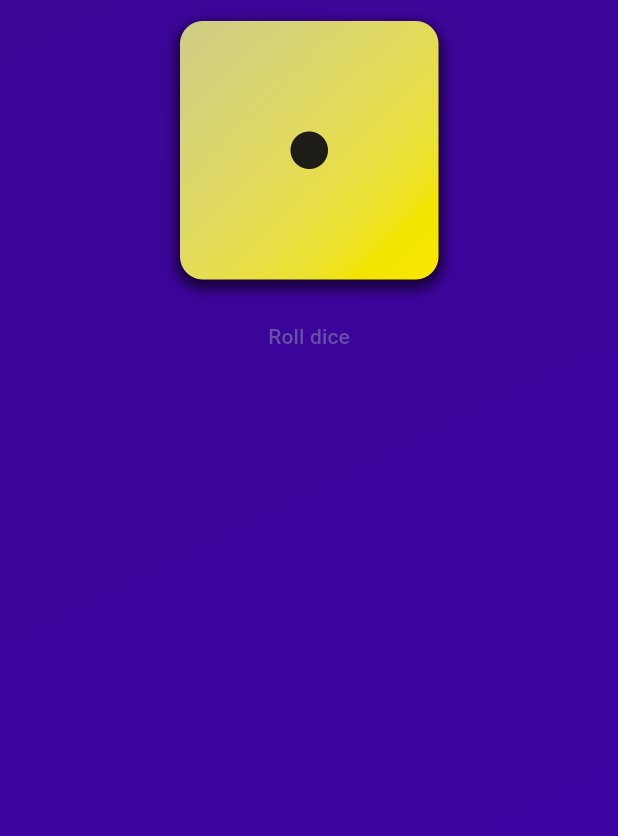
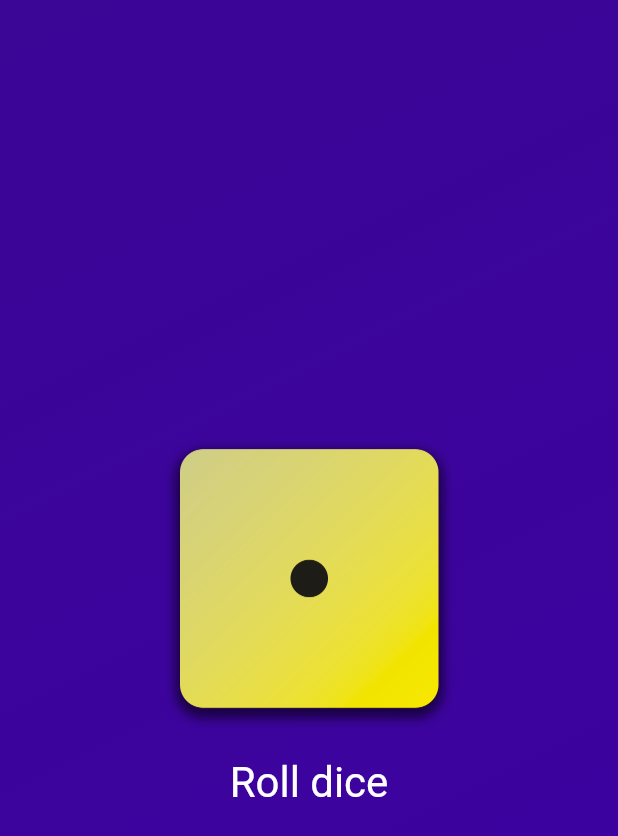
Before and after one commit to kotokotodonabe/flutter-first-app, a Flutter app: the screen it shows after launch, on a phone screen of 412 x 824 dp. Shown: the top 836 px of the screen. Run offline on Flutter 3.47's test engine with Material 3 defaults, Android fonts, the phone set to English and light mode, and no system bars.

Commit message:
fix：サイコロのStyleを修正

```diff
--- a/lib/gradient_container.dart
+++ b/lib/gradient_container.dart
@@ -24,6 +24,7 @@ class GradientContainer extends StatelessWidget {
       ),
       child: Center(
         child: Column(
+          mainAxisSize: MainAxisSize.min,
           children: [
             Image.asset(
               'assets/images/dice-1.png',
@@ -31,6 +32,15 @@ class GradientContainer extends StatelessWidget {
             ),
             TextButton(
               onPressed: () {},
+              style: TextButton.styleFrom(
+                padding: const EdgeInsets.only(
+                  top: 20,
+                ),
+                foregroundColor: Colors.white,
+                textStyle: const TextStyle(
+                  fontSize: 28,
+                ),
+              ),
               child: const Text('Roll dice'),
             ),
           ],
```
